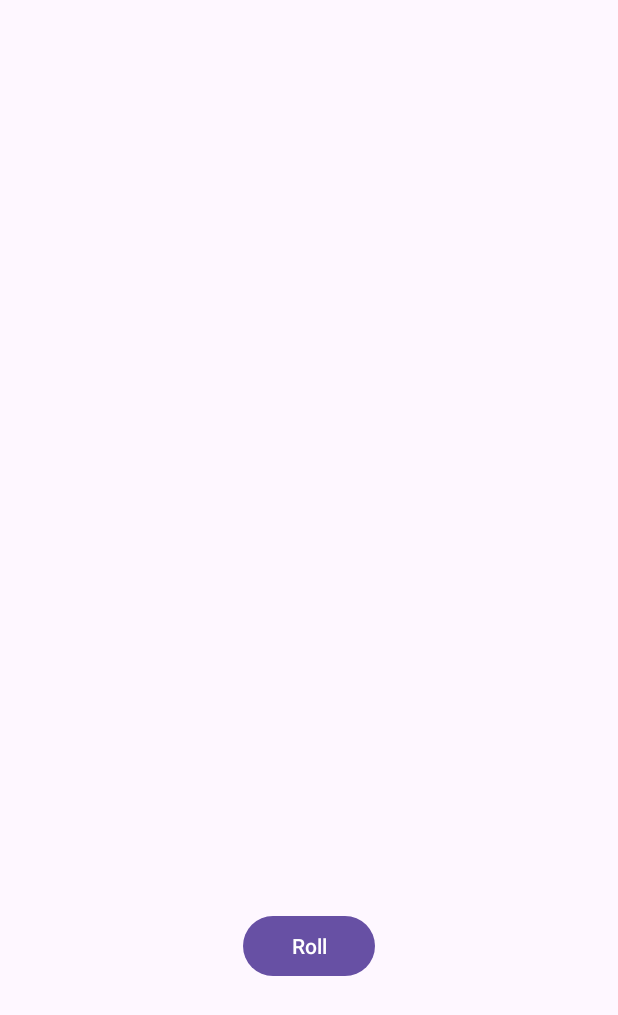
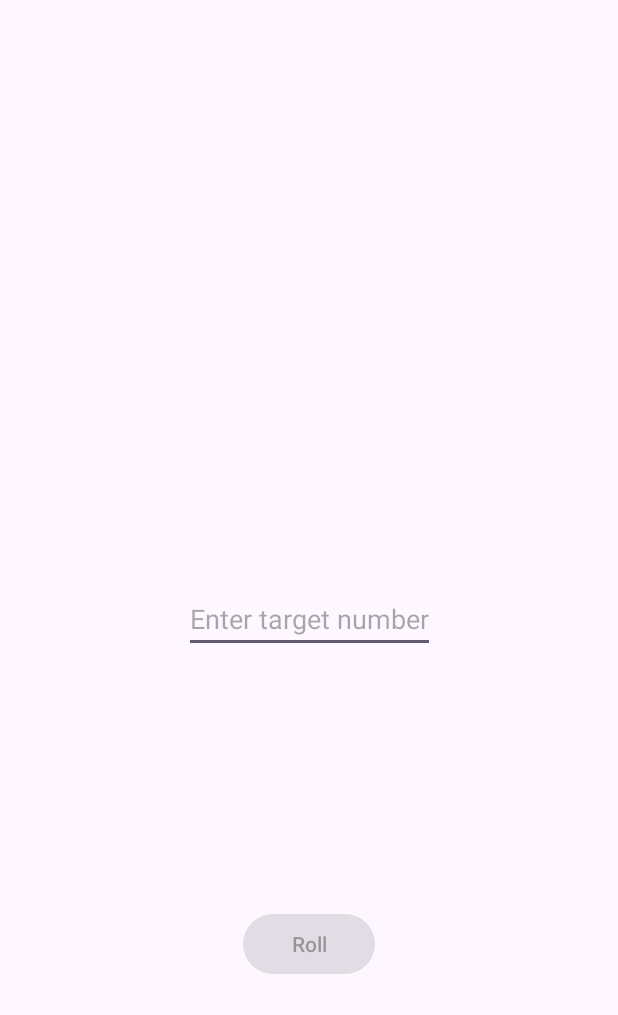
Before and after one commit to MBDS-SOPHIA/tp3-interfaces-Colompykos, an Android app: the screen it shows after launch (MainActivity), on a phone screen of 412 x 824 dp. Shown: the top 1015 px of the screen. Run offline under Robolectric (Android 15) with nearby library versions, the phone set to English and light mode, and no system bars.

Commit message:
esEtape 2 :l dés égale au nombre choisi

```diff
--- a/app/src/main/res/layout/activity_main.xml
+++ b/app/src/main/res/layout/activity_main.xml
@@ -11,10 +11,10 @@
         android:layout_width="wrap_content"
         android:layout_height="wrap_content"
         android:textSize="36sp"
+        app:layout_constraintBottom_toTopOf="@id/targetNumber"
+        app:layout_constraintEnd_toStartOf="@id/textView2"
+        app:layout_constraintStart_toStartOf="parent"
         app:layout_constraintTop_toTopOf="parent"
-        app:layout_constraintBottom_toBottomOf="parent"
-        app:layout_constraintEnd_toStartOf="@+id/textView2"
-        app:layout_constraintStart_toStartOf="parent"
         tools:text="1" />
 
     <TextView
@@ -22,21 +22,32 @@
         android:layout_width="wrap_content"
         android:layout_height="wrap_content"
         android:textSize="36sp"
+        app:layout_constraintBottom_toTopOf="@+id/targetNumber"
+        app:layout_constraintEnd_toEndOf="parent"
+        app:layout_constraintStart_toEndOf="@+id/textView1"
         app:layout_constraintTop_toTopOf="parent"
-        app:layout_constraintBottom_toBottomOf="parent"
-        app:layout_constraintStart_toEndOf="@+id/textView1"
+        tools:text="2" />
+
+    <EditText
+        android:id="@+id/targetNumber"
+        android:layout_width="wrap_content"
+        android:layout_height="wrap_content"
+        android:hint="@string/enter_target_number"
+        android:inputType="number"
+        android:autofillHints="username"
+        app:layout_constraintBottom_toTopOf="@+id/button"
         app:layout_constraintEnd_toEndOf="parent"
-        tools:text="2" />
+        app:layout_constraintStart_toStartOf="parent"
+        app:layout_constraintTop_toBottomOf="@+id/textView1" />
 
     <Button
         android:id="@+id/button"
         android:layout_width="wrap_content"
         android:layout_height="wrap_content"
         android:text="@string/roll"
-        app:layout_constraintTop_toBottomOf="@+id/textView1"
         app:layout_constraintBottom_toBottomOf="parent"
+        app:layout_constraintEnd_toEndOf="parent"
         app:layout_constraintStart_toStartOf="parent"
-        app:layout_constraintEnd_toEndOf="parent"
-        android:layout_marginTop="0dp" />
+        app:layout_constraintTop_toBottomOf="@+id/targetNumber" />
 
 </androidx.constraintlayout.widget.ConstraintLayout>
--- a/app/src/main/res/values/strings.xml
+++ b/app/src/main/res/values/strings.xml
@@ -2,4 +2,5 @@
     <string name="app_name">Dice</string>
     <string name="button_text">Button</string>
     <string name="roll">Roll</string>
+    <string name="enter_target_number">Enter target number</string>
 </resources>
```
Also changed, not shown: app/src/main/java/com/takiedine/dice/MainActivity.kt (+27 -5 lines).
